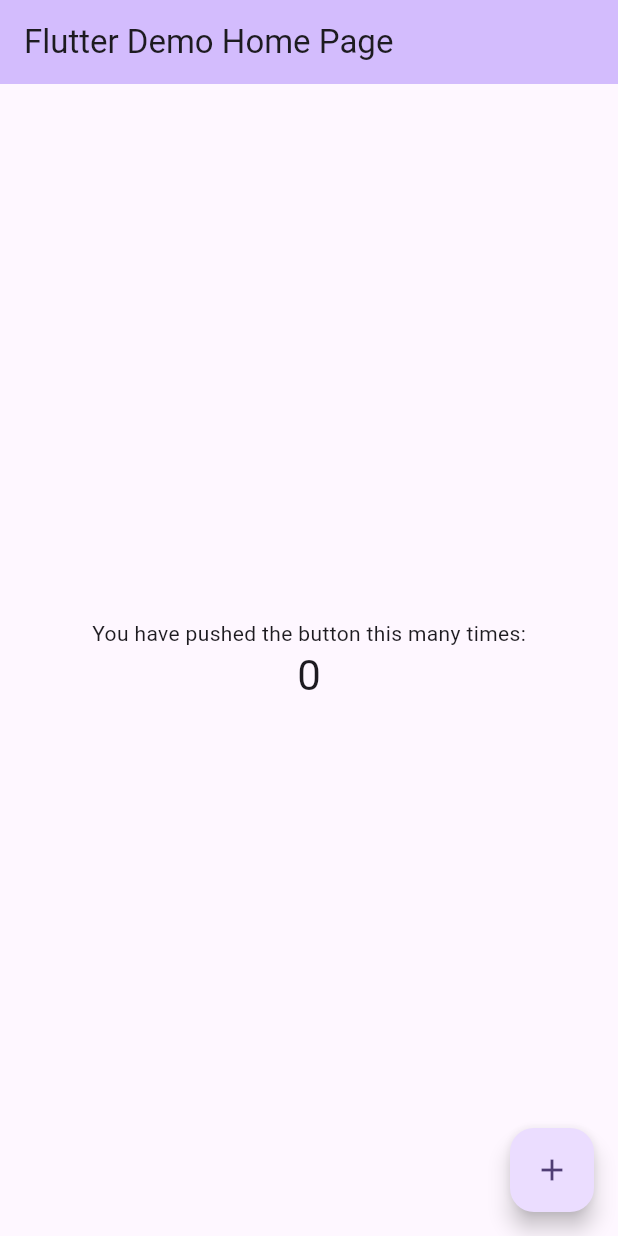
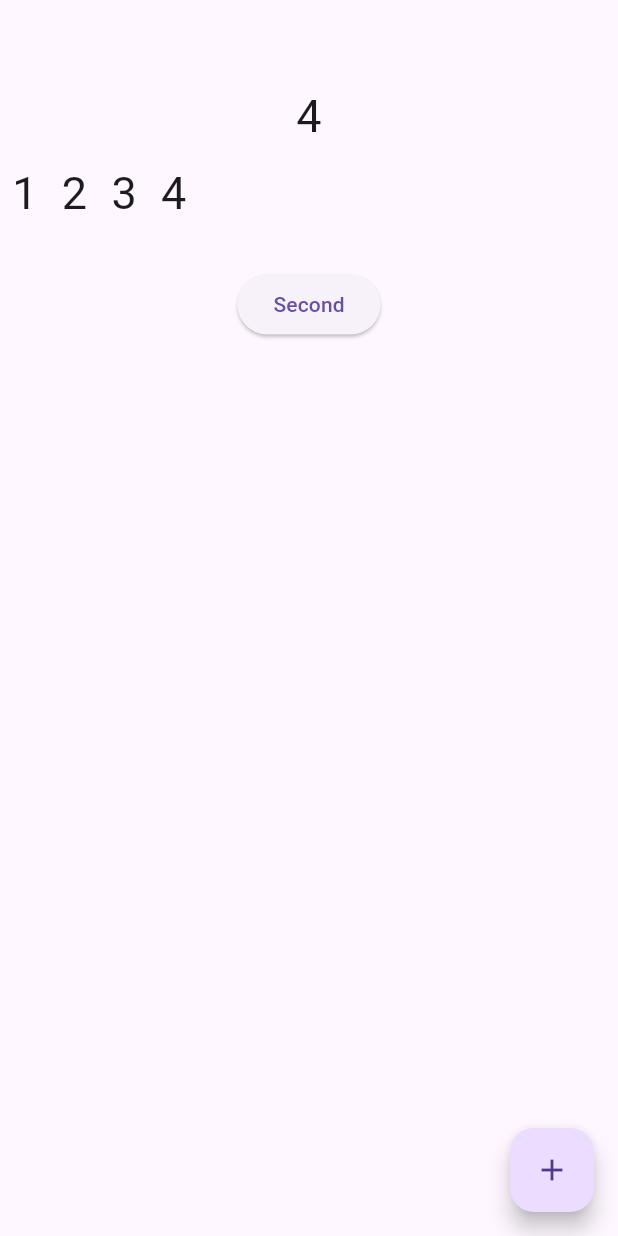
Before and after one commit to shivanikatakam19/Flutter, a Flutter app: the screen it shows after launch, on a phone screen of 412 x 824 dp. Run offline on Flutter 3.47's test engine with Material 3 defaults, Android fonts, the phone set to English and light mode, and no system bars.

Commit message:
Added provider state managment

```diff
--- a/flutter_intermediate/flutter_state_provider/lib/main.dart
+++ b/flutter_intermediate/flutter_state_provider/lib/main.dart
@@ -1,4 +1,8 @@
 import 'package:flutter/material.dart';
+import 'package:flutter_state_provider/screens/horizontal_view.dart';
+import 'package:flutter_state_provider/screens/vertical_view.dart';
+import 'package:flutter_state_provider/shared/providers/list-provider.dart';
+import 'package:provider/provider.dart';
 
 void main() {
   runApp(const MyApp());
@@ -6,66 +10,6 @@
 
 class MyApp extends StatelessWidget {
   const MyApp({super.key});
-
-  // This widget is the root of your application.
-  @override
-  Widget build(BuildContext context) {
-    return MaterialApp(
-      title: 'Flutter Demo',
-      theme: ThemeData(
-        // This is the theme of your application.
-        //
-        // TRY THIS: Try running your application with "flutter run". You'll see
-        // the application has a purple toolbar. Then, without quitting the app,
-        // try changing the seedColor in the colorScheme below to Colors.green
-        // and then invoke "hot reload" (save your changes or press the "hot
-        // reload" button in a Flutter-supported IDE, or press "r" if you used
-        // the command line to start the app).
-        //
-        // Notice that the counter didn't reset back to zero; the application
-        // state is not lost during the reload. To reset the state, use hot
-        // restart instead.
-        //
-        // This works for code too, not just values: Most code changes can be
-        // tested with just a hot reload.
-        colorScheme: ColorScheme.fromSeed(seedColor: Colors.deepPurple),
-      ),
-      home: const MyHomePage(title: 'Flutter Demo Home Page'),
-    );
-  }
-}
-
-class MyHomePage extends StatefulWidget {
-  const MyHomePage({super.key, required this.title});
-
-  // This widget is the home page of your application. It is stateful, meaning
-  // that it has a State object (defined below) that contains fields that affect
-  // how it looks.
-
-  // This class is the configuration for the state. It holds the values (in this
-  // case the title) provided by the parent (in this case the App widget) and
-  // used by the build method of the State. Fields in a Widget subclass are
-  // always marked "final".
-
-  final String title;
-
-  @override
-  State<MyHomePage> createState() => _MyHomePageState();
-}
-
-class _MyHomePageState extends State<MyHomePage> {
-  int _counter = 0;
-
-  void _incrementCounter() {
-    setState(() {
-      // This call to setState tells the Flutter framework that something has
-      // changed in this State, which causes it to rerun the build method below
-      // so that the display can reflect the updated values. If we changed
-      // _counter without calling setState(), then the build method would not be
-      // called again, and so nothing would appear to happen.
-      _counter++;
-    });
-  }
 
   @override
   Widget build(BuildContext context) {
@@ -75,48 +19,11 @@
     // The Flutter framework has been optimized to make rerunning build methods
     // fast, so that you can just rebuild anything that needs updating rather
     // than having to individually change instances of widgets.
-    return Scaffold(
-      appBar: AppBar(
-        // TRY THIS: Try changing the color here to a specific color (to
-        // Colors.amber, perhaps?) and trigger a hot reload to see the AppBar
-        // change color while the other colors stay the same.
-        backgroundColor: Theme.of(context).colorScheme.inversePrimary,
-        // Here we take the value from the MyHomePage object that was created by
-        // the App.build method, and use it to set our appbar title.
-        title: Text(widget.title),
-      ),
-      body: Center(
-        // Center is a layout widget. It takes a single child and positions it
-        // in the middle of the parent.
-        child: Column(
-          // Column is also a layout widget. It takes a list of children and
-          // arranges them vertically. By default, it sizes itself to fit its
-          // children horizontally, and tries to be as tall as its parent.
-          //
-          // Column has various properties to control how it sizes itself and
-          // how it positions its children. Here we use mainAxisAlignment to
-          // center the children vertically; the main axis here is the vertical
-          // axis because Columns are vertical (the cross axis would be
-          // horizontal).
-          //
-          // TRY THIS: Invoke "debug painting" (choose the "Toggle Debug Paint"
-          // action in the IDE, or press "p" in the console), to see the
-          // wireframe for each widget.
-          mainAxisAlignment: MainAxisAlignment.center,
-          children: <Widget>[
-            const Text('You have pushed the button this many times:'),
-            Text(
-              '$_counter',
-              style: Theme.of(context).textTheme.headlineMedium,
-            ),
-          ],
-        ),
-      ),
-      floatingActionButton: FloatingActionButton(
-        onPressed: _incrementCounter,
-        tooltip: 'Increment',
-        child: const Icon(Icons.add),
-      ), // This trailing comma makes auto-formatting nicer for build methods.
+    return MultiProvider(
+      providers: [
+        ChangeNotifierProvider(create: (context) => NumbersListProvider()),
+      ],
+      child: MaterialApp(home: HorizontalView()),
     );
   }
 }
--- /dev/null
+++ b/flutter_intermediate/flutter_state_provider/lib/screens/horizontal_view.dart
@@ -0,0 +1,62 @@
+import 'package:flutter/material.dart';
+import 'package:flutter_state_provider/screens/vertical_view.dart';
+import 'package:flutter_state_provider/shared/providers/list-provider.dart';
+import 'package:provider/provider.dart';
+
+class HorizontalView extends StatefulWidget {
+  const HorizontalView({super.key});
+
+  @override
+  State<HorizontalView> createState() => _HorizontalViewState();
+}
+
+class _HorizontalViewState extends State<HorizontalView> {
+  @override
+  Widget build(BuildContext context) {
+    return Consumer<NumbersListProvider>(
+      builder: (context, numbersProviderModel, child) => Scaffold(
+        floatingActionButton: FloatingActionButton(
+          child: Icon(Icons.add),
+          onPressed: () {
+            numbersProviderModel.add();
+          },
+        ),
+        appBar: AppBar(),
+        body: SizedBox(
+          child: Column(
+            children: [
+              Text(
+                numbersProviderModel.numbers.last.toString(),
+                style: TextStyle(fontSize: 30),
+              ),
+              SizedBox(
+                height: 80, // 👈 give fixed height for horizontal list
+                child: ListView.builder(
+                  scrollDirection: Axis.horizontal,
+                  itemCount: numbersProviderModel.numbers.length,
+                  itemBuilder: (context, index) {
+                    return Padding(
+                      padding: const EdgeInsets.all(8.0),
+                      child: Text(
+                        numbersProviderModel.numbers[index].toString(),
+                        style: TextStyle(fontSize: 30),
+                      ),
+                    );
+                  },
+                ),
+              ),
+              ElevatedButton(
+                onPressed: () {
+                  Navigator.of(context).push(
+                    MaterialPageRoute(builder: (context) => VerticalView()),
+                  );
+                },
+                child: Text('Second'),
+              ),
+            ],
+          ),
+        ),
+      ),
+    );
+  }
+}
--- /dev/null
+++ b/flutter_intermediate/flutter_state_provider/lib/shared/providers/list-provider.dart
@@ -0,0 +1,13 @@
+// ignore_for_file: file_names
+
+import 'package:flutter/material.dart';
+
+class NumbersListProvider extends ChangeNotifier {
+  List<int> numbers = [1, 2, 3, 4];
+
+  void add() {
+    int last = numbers.last;
+    numbers.add(last + 1);
+    notifyListeners();
+  }
+}
--- a/flutter_intermediate/flutter_state_provider/pubspec.yaml
+++ b/flutter_intermediate/flutter_state_provider/pubspec.yaml
@@ -30,6 +30,8 @@ environment:
 dependencies:
   flutter:
     sdk: flutter
+
+  provider: ^6.1.2   # use the latest version available
 
   # The following adds the Cupertino Icons font to your application.
   # Use with the CupertinoIcons class for iOS style icons.
```
Also changed, not shown: flutter_intermediate/flutter_state_provider/lib/screens/vertical_view.dart (added, +49 -0 lines), flutter_intermediate/flutter_state_provider/pubspec.lock.
